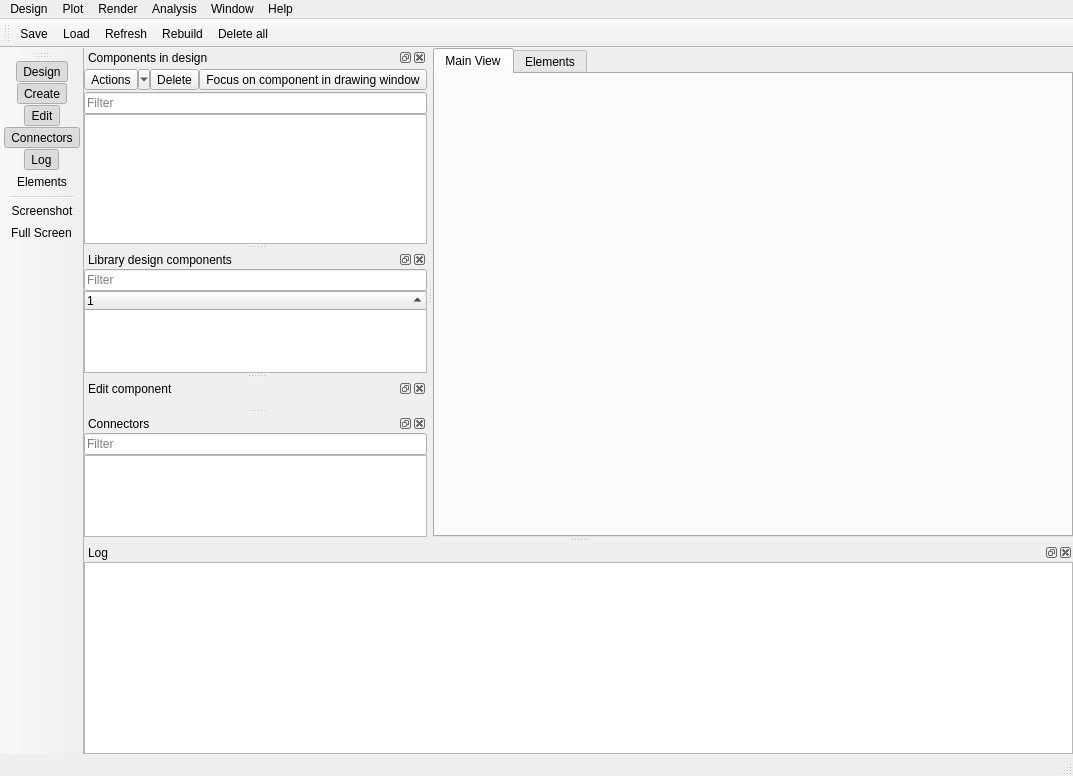
Above: qiskit_metal/_gui/main_window_ui.ui from qiskit-community/qiskit-metal before the change. Below: the same form after it.
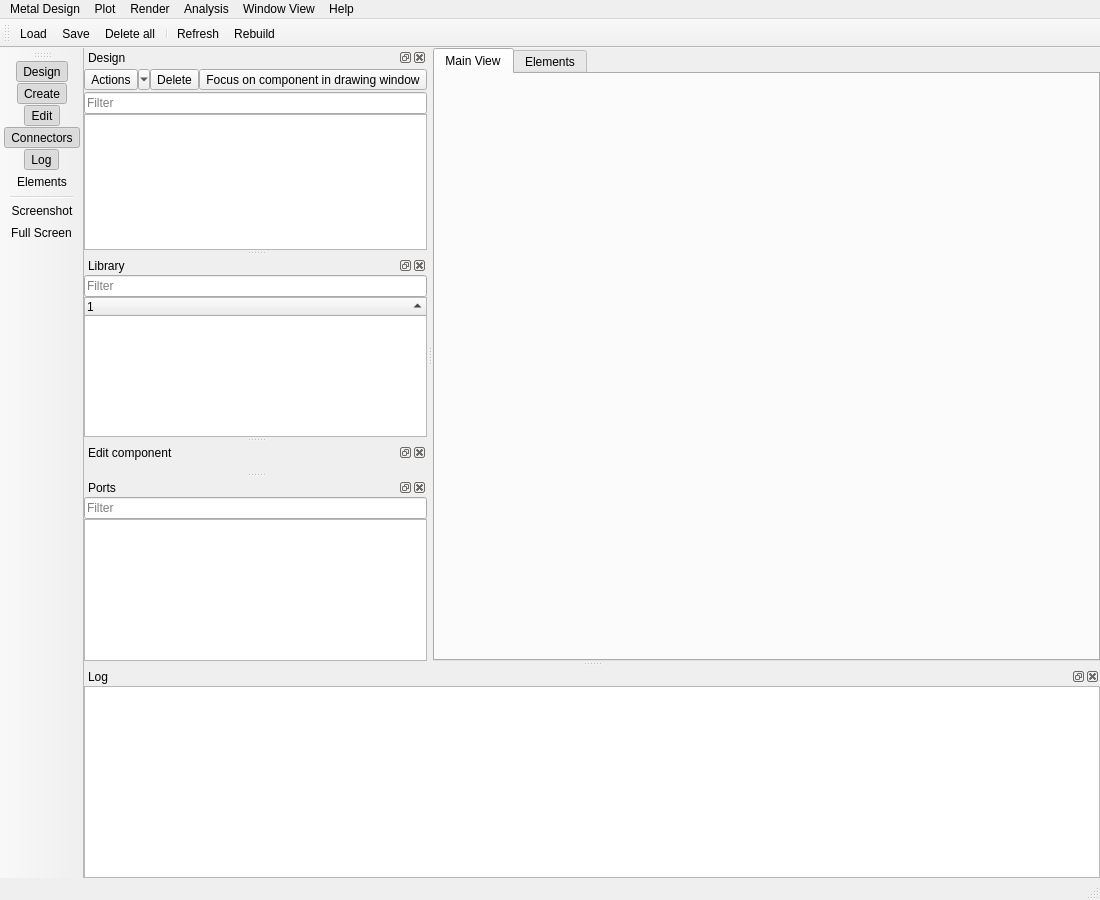
That is the form after the change. The open tabs and pages were chosen to show the change. Icons and pictures are not drawn. Custom widgets are drawn as their Qt base class.

```diff
--- a/qiskit_metal/_gui/main_window_ui.ui
+++ b/qiskit_metal/_gui/main_window_ui.ui
@@ -6,8 +6,8 @@
    <rect>
     <x>0</x>
     <y>0</y>
-    <width>1073</width>
-    <height>776</height>
+    <width>1100</width>
+    <height>900</height>
    </rect>
   </property>
   <property name="windowTitle">
@@ -29,9 +29,6 @@
   <property name="toolButtonStyle">
    <enum>Qt::ToolButtonTextUnderIcon</enum>
   </property>
-  <property name="documentMode">
-   <bool>false</bool>
-  </property>
   <property name="dockNestingEnabled">
    <bool>true</bool>
   </property>
@@ -58,7 +55,13 @@
     <item>
      <widget class="QTabWidget" name="tabWidget">
       <property name="currentIndex">
-       <number>1</number>
+       <number>0</number>
+      </property>
+      <property name="usesScrollButtons">
+       <bool>false</bool>
+      </property>
+      <property name="movable">
+       <bool>false</bool>
       </property>
       <property name="tabBarAutoHide">
        <bool>true</bool>
@@ -131,7 +134,7 @@
     <rect>
      <x>0</x>
      <y>0</y>
-     <width>1073</width>
+     <width>1100</width>
      <height>22</height>
     </rect>
    </property>
@@ -155,7 +158,7 @@
      <bool>false</bool>
     </property>
     <property name="title">
-     <string>Design</string>
+     <string>Metal Design</string>
     </property>
     <property name="separatorsCollapsible">
      <bool>true</bool>
@@ -172,7 +175,7 @@
    </widget>
    <widget class="QMenu" name="menuView">
     <property name="title">
-     <string>Window</string>
+     <string>Window View</string>
     </property>
     <widget class="QMenu" name="menuStylesheet">
      <property name="title">
@@ -272,11 +275,12 @@
    <attribute name="toolBarBreak">
     <bool>false</bool>
    </attribute>
-   <addaction name="actionSave"/>
    <addaction name="actionLoad"/>
+   <addaction name="actionSave"/>
+   <addaction name="actionDelete_All"/>
+   <addaction name="separator"/>
    <addaction name="action_full_refresh"/>
    <addaction name="actionRebuild"/>
-   <addaction name="actionDelete_All"/>
   </widget>
   <widget class="QToolBar" name="toolBarView">
    <property name="windowTitle">
@@ -292,7 +296,7 @@
     <string>View Toolbar</string>
    </property>
    <property name="toolButtonStyle">
-    <enum>Qt::ToolButtonTextUnderIcon</enum>
+    <enum>Qt::ToolButtonIconOnly</enum>
    </property>
    <attribute name="toolBarArea">
     <enum>LeftToolBarArea</enum>
@@ -311,12 +315,6 @@
    <addaction name="actionFull_Screen"/>
   </widget>
   <widget class="QDockWidget" name="dockDesign">
-   <property name="minimumSize">
-    <size>
-     <width>310</width>
-     <height>196</height>
-    </size>
-   </property>
    <property name="windowIcon">
     <iconset>
      <normalon>:/design</normalon>
@@ -344,7 +342,7 @@
     <set>QDockWidget::AllDockWidgetFeatures</set>
    </property>
    <property name="windowTitle">
-    <string>Components in design</string>
+    <string>Design</string>
    </property>
    <attribute name="dockWidgetArea">
     <number>1</number>
@@ -479,6 +477,12 @@
    </widget>
   </widget>
   <widget class="QDockWidget" name="dockNewComponent">
+   <property name="minimumSize">
+    <size>
+     <width>0</width>
+     <height>0</height>
+    </size>
+   </property>
    <property name="windowIcon">
     <iconset>
      <normalon>:/component</normalon>
@@ -497,7 +501,7 @@
     <set>QDockWidget::AllDockWidgetFeatures</set>
    </property>
    <property name="windowTitle">
-    <string>Library design components</string>
+    <string>Library</string>
    </property>
    <attribute name="dockWidgetArea">
     <number>1</number>
@@ -561,6 +565,12 @@
    </widget>
   </widget>
   <widget class="QDockWidget" name="dockComponent">
+   <property name="minimumSize">
+    <size>
+     <width>0</width>
+     <height>0</height>
+    </size>
+   </property>
    <property name="features">
     <set>QDockWidget::AllDockWidgetFeatures</set>
    </property>
@@ -591,16 +601,16 @@
    </widget>
   </widget>
   <widget class="QDockWidget" name="dockLog">
-   <property name="sizePolicy">
-    <sizepolicy hsizetype="Preferred" vsizetype="Maximum">
-     <horstretch>0</horstretch>
-     <verstretch>0</verstretch>
-    </sizepolicy>
-   </property>
    <property name="minimumSize">
     <size>
-     <width>100</width>
-     <height>93</height>
+     <width>0</width>
+     <height>0</height>
+    </size>
+   </property>
+   <property name="maximumSize">
+    <size>
+     <width>524287</width>
+     <height>524287</height>
     </size>
    </property>
    <property name="windowIcon">
@@ -666,13 +676,19 @@
    </widget>
   </widget>
   <widget class="QDockWidget" name="dockConnectors">
+   <property name="minimumSize">
+    <size>
+     <width>0</width>
+     <height>0</height>
+    </size>
+   </property>
    <property name="windowIcon">
     <iconset>
      <normalon>:/connectors</normalon>
     </iconset>
    </property>
    <property name="windowTitle">
-    <string>Connectors</string>
+    <string>Ports</string>
    </property>
    <attribute name="dockWidgetArea">
     <number>1</number>
```
Left out of the diff: 93 changed lines with no effect on the pictures.
